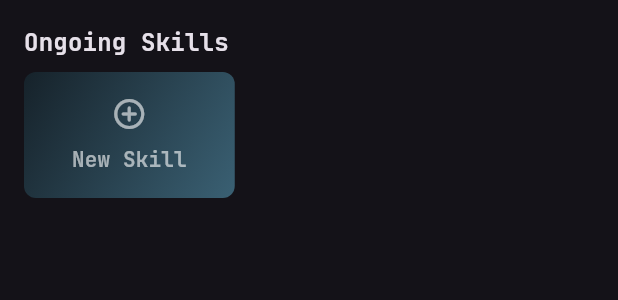
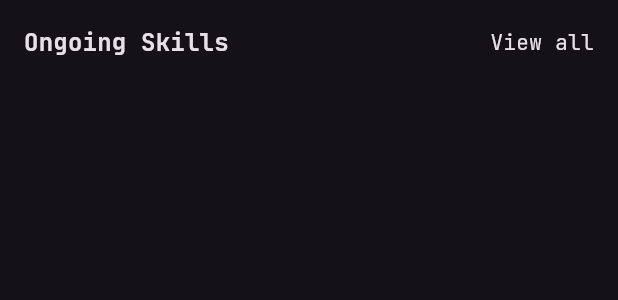
Before and after one commit to alph-a07/skillshunt, a Flutter app: the MyLearningScreen widget shown alone on an empty page, opened directly, on a phone screen of 412 x 824 dp. Shown: the top 300 px of the screen. Run offline on Flutter 3.47's test engine with Material 3 defaults, Android fonts, the phone set to English and light mode, and no system bars; our stand-ins replace firebase_auth, firebase_core, firebase_database, flutter_riverpod, google_fonts; accounts and stored records are empty; generated files the repository leaves out were written again.

```diff
--- a/lib/screens/my_learning_screen.dart
+++ b/lib/screens/my_learning_screen.dart
@@ -2,9 +2,8 @@ import 'dart:math';
 
 import 'package:flutter/material.dart';
 import 'package:flutter_riverpod/flutter_riverpod.dart';
-import 'package:skillshunt/data/gradients.dart';
+
 import 'package:skillshunt/providers/skills_provider.dart';
-import 'package:skillshunt/widgets/skill_tile.dart';
 
 class MyLearningScreen extends ConsumerStatefulWidget {
   const MyLearningScreen({super.key});
@@ -26,48 +25,21 @@ class _MyLearningScreenState extends ConsumerState<MyLearningScreen> {
           mainAxisAlignment: MainAxisAlignment.start,
           crossAxisAlignment: CrossAxisAlignment.start,
           children: [
-            Text(
-              'Ongoing Skills',
-              style: Theme.of(context).textTheme.titleMedium!.copyWith(fontWeight: FontWeight.bold),
+            Row(
+              mainAxisAlignment: MainAxisAlignment.spaceBetween,
+              children: [
+                Text(
+                  'Ongoing Skills',
+                  style: Theme.of(context)
+                      .textTheme
+                      .titleMedium!
+                      .copyWith(fontWeight: FontWeight.bold),
+                ),
+                const Text('View all'),
+              ],
             ),
             const SizedBox(
               height: 8,
-            ),
-            SingleChildScrollView(
-              scrollDirection: Axis.horizontal,
-              child: Row(
-                children: [
-                  Container(
-                    padding: const EdgeInsets.symmetric(vertical: 16, horizontal: 32),
-                    decoration: BoxDecoration(
-                        gradient: const LinearGradient(
-                          colors: [Color(0xff16222a), Color(0xff3a6073)],
-                          stops: [0, 1],
-                          begin: Alignment.topLeft,
-                          end: Alignment.bottomRight,
-                        ),
-                        borderRadius: BorderRadius.circular(8)),
-                    child: Column(
-                      children: [
-                        const Icon(
-                          Icons.add_circle_outline_rounded,
-                          color: Colors.white60,
-                        ),
-                        const SizedBox(height: 8),
-                        Text(
-                          'New Skill',
-                          style: Theme.of(context).textTheme.labelLarge!.copyWith(
-                                fontWeight: FontWeight.w600,
-                                color: Colors.white60,
-                              ),
-                        ),
-                      ],
-                    ),
-                  ),
-                  for (final skill in selectedSkills)
-                    SkillTile(randomIndex: random.nextInt(gradients.length))
-                ],
-              ),
             ),
           ],
         ),
```
Also changed, not shown: lib/widgets/skill_tile.dart (+12 -16 lines).
